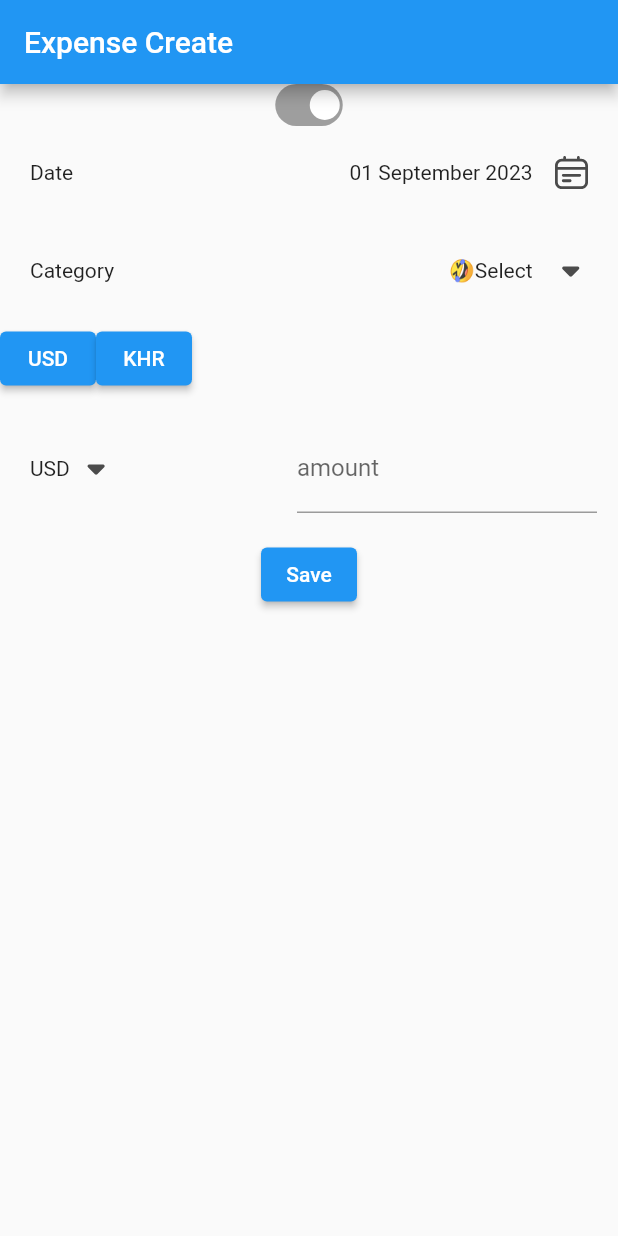
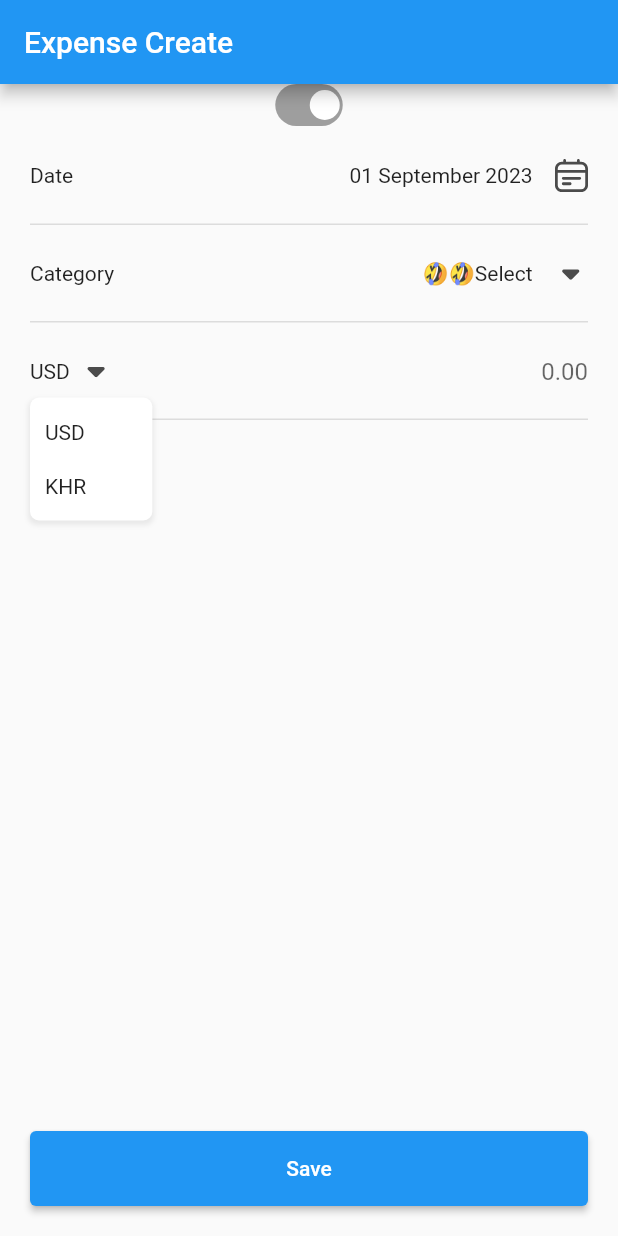
Before and after one commit to youvita/flutter_expenses_tracking, a Flutter app: the screen it shows after launch, after a tap on "Category", after a tap on "USD", on a phone screen of 412 x 824 dp. Run offline on Flutter 3.47's test engine with Material 2 defaults, Android fonts, the phone set to English and light mode, and no system bars; our stand-ins replace bloc, equatable, flutter_bloc, flutter_svg, get_it, sqflite; accounts and stored records are empty.

Commit message:
- updated create expenses form

```diff
--- a/lib/constand/constand.dart
+++ b/lib/constand/constand.dart
@@ -15,4 +15,5 @@ class MyTextStyles {
 class MyColors {
   static const Color white = Color(0xFFFFFFFF);
   static const Color blue = Color(0xFF3743EC);
+  static const Color black = Color(0xFF000000);
 }
--- a/lib/features/expenses/presentation/create/page/create_page.dart
+++ b/lib/features/expenses/presentation/create/page/create_page.dart
@@ -14,6 +14,7 @@ class CreatePage extends StatelessWidget {
   @override
   Widget build(BuildContext context) {
     return Scaffold(
+      resizeToAvoidBottomInset: false,
       appBar: AppBar(title: const Text('Expense Create')),
       body: BlocProvider(
         create: (_) => sl<CreateExpenseBloc>(),
--- a/lib/features/expenses/presentation/create/widget/create_form.dart
+++ b/lib/features/expenses/presentation/create/widget/create_form.dart
@@ -1,8 +1,10 @@
 import 'package:expenses_tracking/config/date_util.dart';
 import 'package:expenses_tracking/features/expenses/presentation/create/bloc/create_expense_bloc.dart';
 import 'package:expenses_tracking/features/expenses/presentation/create/widget/status_switch.dart';
-import 'package:expenses_tracking/widgets/TextAmountInputWidget.dart';
-import 'package:expenses_tracking/widgets/TextSelectWidget.dart';
+import 'package:expenses_tracking/features/expenses/presentation/create/widget/text_remark_input.dart';
+import 'package:expenses_tracking/widgets/divider_widget.dart';
+import 'package:expenses_tracking/widgets/text_amount_Input.dart';
+import 'package:expenses_tracking/widgets/text_select.dart';
 import 'package:flutter/material.dart';
 import 'package:flutter_bloc/flutter_bloc.dart';
 import 'package:intl/intl.dart';
@@ -14,12 +16,20 @@ class CreateForm extends StatelessWidget {
   Widget build(BuildContext context) {
     return Column(
         mainAxisSize: MainAxisSize.max,
+        mainAxisAlignment: MainAxisAlignment.spaceBetween,
+        children: [
+          Column(
             children: [
               _StatusTypeWidget(),
               _IssueDateWidget(),
+              const DividerWidget(),
               _CategoryWidget(),
-          _CurrencySelected(),
+              const DividerWidget(),
               _AmountInputWidget(),
+              const DividerWidget(),
+              _RemarkInputWidget(),
+            ],
+          ),
           _SaveButton()
         ]
     );
@@ -65,7 +75,7 @@ class _IssueDateSelected extends State {
     final issueDate = context.read<CreateExpenseBloc>();
     return TextSelectWidget(
         label: "Date",
-        padding: const EdgeInsets.only(left: 20, top: 20, right: 20, bottom: 17),
+        padding: const EdgeInsets.only(left: 20, top: 22, right: 20, bottom: 22),
         horSpace: 15,
         value: DateFormat(DateUtil.DAY_MONTH_YEAR).format(newDateTime),
         imagePath: "assets/images/ic_calendar.svg",
@@ -101,40 +111,14 @@ class _CategoryInput extends State {
   Widget build(BuildContext context) {
     return TextSelectWidget(
         label: "Category",
-        value: category,
+        value: "🤣$category",
         imagePath: "assets/images/ic_arrow_drop_down.svg",
         onTap: (String value) {
           setState(() {
-            category = "🤣$value";
+            category = value;
           });
           context.read<CreateExpenseBloc>().add(CategoryChanged('🤣', category));
         });
-    // return TextField(
-    //   key: const Key('createForm_categoryInput_textField'),
-    //   onChanged: (category) =>
-    //       context.read<CreateExpenseBloc>().add(CategoryChanged('🤣',category)),
-    //   decoration: const InputDecoration(
-    //       labelText: 'category'
-    //   ),
-    // );
-  }
-
-}
-
-class _CurrencySelected extends StatelessWidget {
-
-  @override
-  Widget build(BuildContext context) {
-    return Row(
-      children: [
-        ElevatedButton(onPressed: () {
-          context.read<CreateExpenseBloc>().add(const CurrencyChanged('USD'));
-        }, child: const Text('USD')),
-        ElevatedButton(onPressed: () {
-          context.read<CreateExpenseBloc>().add(const CurrencyChanged('KHR'));
-        }, child: const Text('KHR'))
-      ],
-    );
   }
 
 }
@@ -155,16 +139,36 @@ class _AmountInput extends State {
           setState(() {
             amount = value;
           });
-          context.read<CreateExpenseBloc>().add(AmountChanged(double.parse(amount)));
+          context.read<CreateExpenseBloc>().add(
+              AmountChanged(double.parse(amount.isEmpty ? "0.0" : amount)));
         });
-    // return TextField(
-    //   key: const Key('createForm_amountInput_textField'),
-    //   onChanged: (amount) =>
-    //       context.read<CreateExpenseBloc>().add(AmountChanged(double.parse(amount))),
-    //   decoration: const InputDecoration(
-    //       labelText: 'amount'
-    //   ),
-    // );
+  }
+
+}
+
+class _RemarkInputWidget extends StatefulWidget {
+  @override
+  State<StatefulWidget> createState() => _RemarkInputState();
+}
+
+class _RemarkInputState extends State {
+  String remark = "";
+  @override
+  Widget build(BuildContext context) {
+    final isVisible = context.select((CreateExpenseBloc bloc) => bloc.state.amount);
+
+    return TextRemarkInputWidget(
+        isVisible: isVisible != 0.0,
+        label: "Remark",
+        placeholder: "Please Input",
+        value: remark,
+        onValueChanged: (String value) {
+          setState(() {
+            remark = value;
+          });
+          context.read<CreateExpenseBloc>().add(RemarkChanged(remark));
+        }
+      );
   }
 
 }
@@ -173,12 +177,18 @@ class _SaveButton extends StatelessWidget {
 
   @override
   Widget build(BuildContext context) {
-    return ElevatedButton(
+    return Container(
+      padding: const EdgeInsets.all(20),
+      child: ElevatedButton(
         key: const Key('createForm_saveButton'),
+        style: ElevatedButton.styleFrom(
+            minimumSize: const Size.fromHeight(50)
+        ),
         onPressed: () {
           context.read<CreateExpenseBloc>().add(const SaveEvent());
         },
         child: const Text('Save'),
+      )
     );
   }
 }
--- /dev/null
+++ b/lib/features/expenses/presentation/create/widget/text_remark_input.dart
@@ -0,0 +1,103 @@
+import 'package:expenses_tracking/widgets/divider_widget.dart';
+import 'package:flutter/material.dart';
+
+class TextRemarkInputWidget extends StatefulWidget {
+  final String label;
+  final String placeholder;
+  final String value;
+  final double horSpace;
+  final bool isVisible;
+  final ValueChanged<String> onValueChanged;
+
+  const TextRemarkInputWidget({
+    Key? key,
+    required this.label,
+    required this.placeholder,
+    required this.value,
+    this.horSpace = 8,
+    this.isVisible = false,
+    required this.onValueChanged
+  }): super(key: key);
+
+  @override
+  State<StatefulWidget> createState() => _TextRemarkInputState();
+
+}
+
+class _TextRemarkInputState extends State<TextRemarkInputWidget> with SingleTickerProviderStateMixin {
+  late AnimationController expandController;
+  late Animation<double> animation;
+
+  @override
+  void initState() {
+    super.initState();
+    prepareAnimations();
+  }
+
+  void prepareAnimations() {
+    expandController = AnimationController(vsync: this, duration: const Duration(milliseconds: 500));
+    animation = CurvedAnimation(parent: expandController, curve: Curves.fastOutSlowIn);
+  }
+
+  void _runExpandCheck() {
+    if(widget.isVisible) {
+      expandController.forward();
+    }
+    else {
+      expandController.reverse();
+    }
+  }
+
+  @override
+  void didUpdateWidget(TextRemarkInputWidget oldWidget) {
+    super.didUpdateWidget(oldWidget);
+    _runExpandCheck();
+  }
+
+  @override
+  void dispose() {
+    expandController.dispose();
+    super.dispose();
+  }
+
+  @override
+  Widget build(BuildContext context) {
+
+    return SizeTransition(
+      axisAlignment: 1.0,
+      sizeFactor: animation,
+      child: Column(
+        mainAxisSize: MainAxisSize.max,
+        children: [
+          Container(
+            padding: const EdgeInsets.all(20),
+            child: Column(
+                children: [
+                  Align(
+                    alignment: Alignment.centerLeft,
+                    child: Text(widget.label),
+                  ),
+                  const SizedBox(height: 50),
+                  TextField(
+                    key: const Key('createForm_remarkInput_textField'),
+                    onChanged: (amount) => {
+                      widget.onValueChanged(amount)
+                    },
+                    textAlign: TextAlign.left,
+                    decoration: const InputDecoration(
+                        hintText: "Enter here",
+                        border: InputBorder.none,
+                        isCollapsed: true
+                    ),
+                    keyboardType: TextInputType.text,
+                  ),
+                ]
+            ),
+          ),
+          const DividerWidget()
+        ],
+      ),
+    );
+  }
+
+}
--- /dev/null
+++ b/lib/widgets/divider_widget.dart
@@ -0,0 +1,18 @@
+
+import 'package:flutter/material.dart';
+
+class DividerWidget extends StatelessWidget {
+  const DividerWidget({super.key});
+
+  @override
+  Widget build(BuildContext context) {
+    return Container(
+      padding: const EdgeInsets.only(left: 20, right: 20),
+      child: const Divider(
+          height: 0,
+          thickness: 1
+      )
+    );
+  }
+
+}
--- /dev/null
+++ b/lib/widgets/dropdown/list_drop_down.dart
@@ -0,0 +1,169 @@
+import 'package:expenses_tracking/constand/constand.dart';
+import 'package:flutter/material.dart';
+import 'package:flutter/services.dart';
+import 'package:flutter_svg/svg.dart';
+
+import 'list_item.dart';
+
+class DropDownList<T> extends StatefulWidget {
+  final List<ListItem<T>> listItems;
+  final T? value;
+  final ValueChanged<T?>? onChange;
+
+  const DropDownList({
+    Key? key,
+    required this.listItems,
+    this.value,
+    this.onChange,
+  }) : super(key: key);
+
+  @override
+  State<StatefulWidget> createState() => _DropDownListState<T>();
+
+}
+
+class _DropDownListState<T> extends State<DropDownList<T>> {
+  final GlobalKey _key = GlobalKey();
+  final FocusNode _focusNode = FocusNode();
+  final LayerLink _layerLink = LayerLink();
+  ListItem? _selected;
+  bool _isOverlayShown = false;
+  OverlayEntry? _overlay;
+  FocusScopeNode? _focusScopeNode;
+
+  @override
+  void initState() {
+    super.initState();
+    if (widget.listItems.isNotEmpty) {
+      _selected = widget.value == null ? widget.listItems.first : widget.listItems.firstWhere((listItem) => listItem.value == widget.value);
+    }
+  }
+
+  @override
+  Widget build(BuildContext context) {
+    return CompositedTransformTarget(
+      link: _layerLink,
+      child: InkWell(
+        borderRadius: BorderRadius.circular(100),
+        onTap: _onTap,
+        child: FocusableActionDetector(
+          focusNode: _focusNode,
+          mouseCursor: SystemMouseCursors.click,
+          actions: {
+            ActivateIntent: CallbackAction<Intent>(onInvoke: (_) => _onTap()),
+          },
+          child: Container(
+            key: _key,
+            padding: const EdgeInsets.only(left: 10, right: 20),
+            child: Row(
+              mainAxisSize: MainAxisSize.min,
+              children: [
+                Text(_selected == null ? '' : _selected!.title),
+                SvgPicture.asset("assets/images/ic_arrow_drop_down.svg")
+              ],
+            ),
+          ),
+        ),
+      ),
+    );
+  }
+
+  @override
+  void dispose() {
+    super.dispose();
+    _focusNode.dispose();
+    _focusScopeNode?.dispose();
+  }
+
+  OverlayEntry _createOverlay() {
+    _focusScopeNode = FocusScopeNode();
+    return OverlayEntry(
+      builder: (context) => GestureDetector(
+        behavior: HitTestBehavior.translucent,
+        onTap: _removeOverlay,
+        child: Stack(
+          children: [
+            CompositedTransformFollower(
+              link: _layerLink,
+              showWhenUnlinked: false,
+              targetAnchor: Alignment.bottomRight,
+              followerAnchor: Alignment.topRight,
+              child: Material(
+                color: Colors.transparent,
+                child: FocusScope(
+                  node: _focusScopeNode,
+                  child: _createListItems(),
+                  onKey: (node, event) {
+                    if (event.logicalKey == LogicalKeyboardKey.escape) {
+                      _removeOverlay();
+                    }
+
+                    return KeyEventResult.ignored;
+                  },
+                ),
+              ),
+            ),
+          ],
+        ),
+      ),
+    );
+  }
+
+  void _removeOverlay() {
+    _overlay!.remove();
+    _isOverlayShown = false;
+    _focusScopeNode!.dispose();
+    FocusScope.of(context).nextFocus();
+  }
+
+  Widget _createListItems() {
+    RenderBox renderBox = _key.currentContext?.findRenderObject() as RenderBox;
+
+    return Container(
+      decoration: BoxDecoration(
+          color: MyColors.white,
+          borderRadius: BorderRadius.circular(6),
+          boxShadow: [
+            BoxShadow(
+                color: MyColors.black.withOpacity(.07),
+                offset: const Offset(0, 2),
+                blurRadius: 2,
+                spreadRadius: 1
+            )
+          ]
+      ),
+      padding: const EdgeInsets.symmetric(vertical: 10 / 2.0),
+      width: renderBox.size.width - 10,
+      child: Column(
+        mainAxisSize: MainAxisSize.min,
+        crossAxisAlignment: CrossAxisAlignment.stretch,
+        children: widget.listItems
+            .map((listItem) => ListItem(
+          listItem.title,
+          onTap: () => _onListItemTap(listItem),
+        ))
+            .toList(),
+      ),
+    );
+  }
+
+  void _onTap() {
+    if (_isOverlayShown) {
+      _removeOverlay();
+    } else {
+      _overlay = _createOverlay();
+      Overlay.of(context).insert(_overlay!);
+      _isOverlayShown = true;
+      FocusScope.of(context).setFirstFocus(_focusScopeNode!);
+    }
+  }
+
+  void _onListItemTap(ListItem listItem) {
+    _removeOverlay();
+    setState(() {
+      _selected = listItem;
+    });
+
+    widget.onChange?.call(listItem.value);
+  }
+}
--- /dev/null
+++ b/lib/widgets/dropdown/list_item.dart
@@ -0,0 +1,28 @@
+import 'package:flutter/material.dart';
+
+class ListItem<T> extends StatelessWidget {
+  final String title;
+  final T? value;
+  final VoidCallback? onTap;
+
+  const ListItem(
+      this.title, {
+        Key? key,
+        this.value,
+        this.onTap,
+      }) : super(key: key);
+
+  @override
+  Widget build(BuildContext context) {
+    return Material(
+      color: Colors.transparent,
+      child: InkWell(
+        onTap: onTap,
+        child: Padding(
+          padding: const EdgeInsets.all(10),
+          child: Text(title),
+        ),
+      ),
+    );
+  }
+}
--- a/lib/widgets/TextAmountInputWidget.dart
+++ b/lib/widgets/text_amount_Input.dart
@@ -1,5 +1,6 @@
+import 'package:expenses_tracking/widgets/dropdown/list_drop_down.dart';
+import 'package:expenses_tracking/widgets/dropdown/list_item.dart';
 import 'package:flutter/material.dart';
-import 'package:flutter_svg/svg.dart';
 
 class TextAmountInputWidget extends StatefulWidget {
   final String placeholder;
@@ -12,7 +13,7 @@ class TextAmountInputWidget extends StatefulWidget {
     Key? key,
     required this.placeholder,
     required this.value,
-    this.padding = const EdgeInsets.only(left: 20, top: 20, right: 14, bottom: 17),
+    this.padding = const EdgeInsets.only(left: 10, top: 15, right: 20, bottom: 15),
     this.horSpace = 8,
     required this.onValueChanged
   }): super(key: key);
@@ -23,7 +24,7 @@ class TextAmountInputWidget extends StatefulWidget {
 }
 
 class _CustomTextSelect extends State<TextAmountInputWidget> {
-
+  String _selectedValue = "1";
   @override
   Widget build(BuildContext context) {
 
@@ -33,25 +34,33 @@ class _CustomTextSelect extends State<TextAmountInputWidget> {
         mainAxisSize: MainAxisSize.max,
         mainAxisAlignment: MainAxisAlignment.spaceBetween,
         children: [
-          InkWell(
-            onTap: () { widget.onValueChanged(widget.value); },
-            child: Row(
-              children: [
-                const Text("USD"),
-                SvgPicture.asset("assets/images/ic_arrow_drop_down.svg")
+          Flexible(
+              child:
+            DropDownList<String>(
+              listItems: const [
+                ListItem<String>('USD', value: '1'),
+                ListItem<String>('KHR', value: '2'),
               ],
-            ),
+              value: _selectedValue,
+              onChange: (value) => setState(() {
+              _selectedValue = value!;
+              })
+            )
           ),
-          SizedBox(
-            width: 200,
+          Flexible(
+            flex: 2,
             child: TextField(
               key: const Key('createForm_amountInput_textField'),
               onChanged: (amount) => {
                 widget.onValueChanged(amount)
               },
+              textAlign: TextAlign.right,
               decoration: const InputDecoration(
-                  labelText: 'amount'
+                  hintText: "0.00",
+                  border: InputBorder.none,
+                  isCollapsed: true
               ),
+              keyboardType: TextInputType.number,
             )
           )
         ],
--- a/lib/widgets/TextSelectWidget.dart
+++ b/lib/widgets/text_select.dart
@@ -14,7 +14,7 @@ class TextSelectWidget extends StatefulWidget {
     required this.label,
     required this.value,
     required this.imagePath,
-    this.padding = const EdgeInsets.only(left: 20, top: 20, right: 14, bottom: 17),
+    this.padding = const EdgeInsets.only(left: 20, top: 15, right: 14, bottom: 15),
     this.horSpace = 8,
     required this.onTap
   }): super(key: key);
```
Lines whose indentation alone changed are shown as unchanged.
